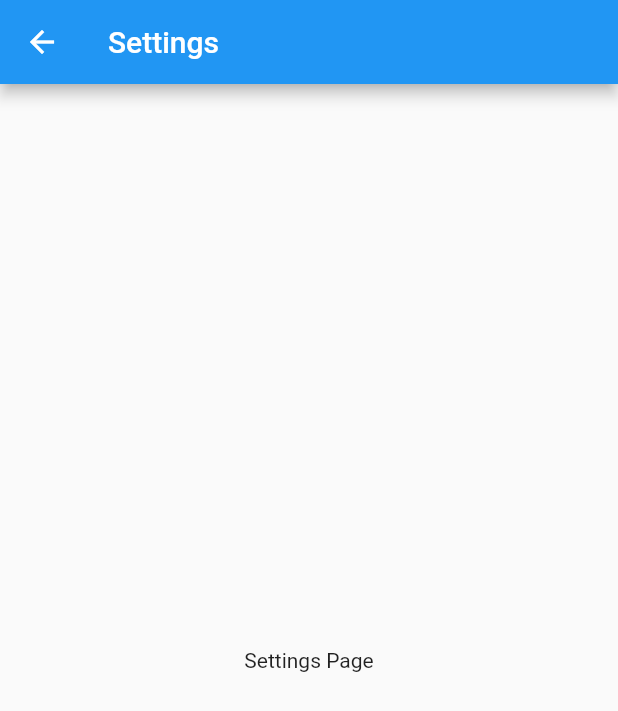
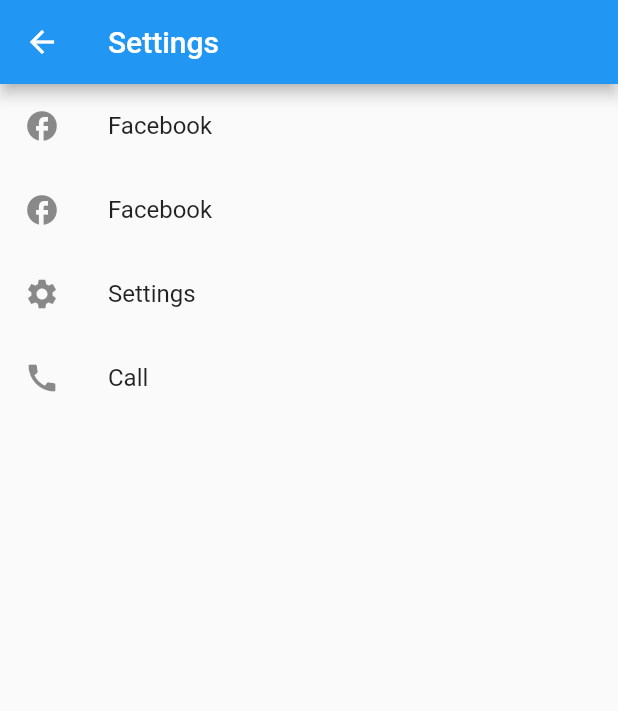
Before and after one commit to Coffee58511867/BottomNav, a Flutter app: the SettingPage screen opened by its route, on a phone screen of 412 x 824 dp. Shown: the top 711 px of the screen. Run offline on Flutter 3.47's test engine with Material 2 defaults, Android fonts, the phone set to English and light mode, and no system bars.

Commit message:
Initial commit

```diff
--- a/lib/settings.dart
+++ b/lib/settings.dart
@@ -9,7 +9,26 @@ class SettingPage extends StatelessWidget {
       appBar: AppBar(
         title: const Text("Settings"),
       ),
-      body: const Center(child: Text("Settings Page")),
+      body: ListView(
+        children: const [
+          ListTile(
+            leading: Icon(Icons.facebook),
+            title: Text("Facebook"),
+          ),
+          ListTile(
+            leading: Icon(Icons.facebook),
+            title: Text("Facebook"),
+          ),
+          ListTile(
+            leading: Icon(Icons.settings),
+            title: Text("Settings"),
+          ),
+          ListTile(
+            leading: Icon(Icons.call),
+            title: Text("Call"),
+          )
+        ],
+      ),
     );
   }
 }
```
